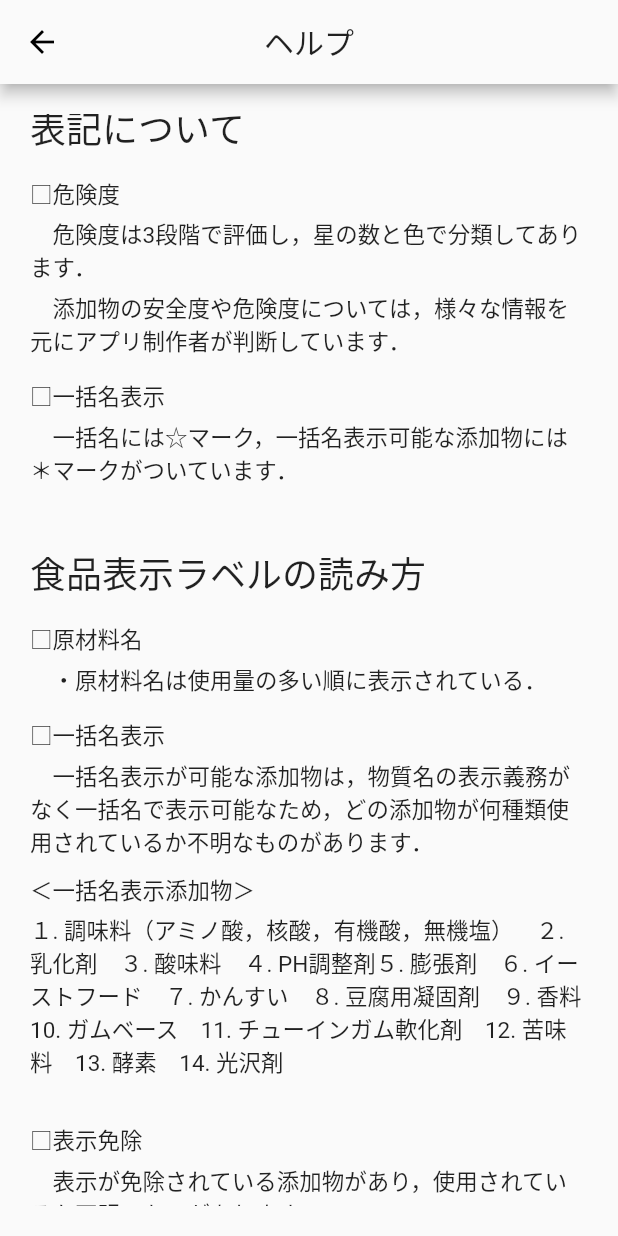
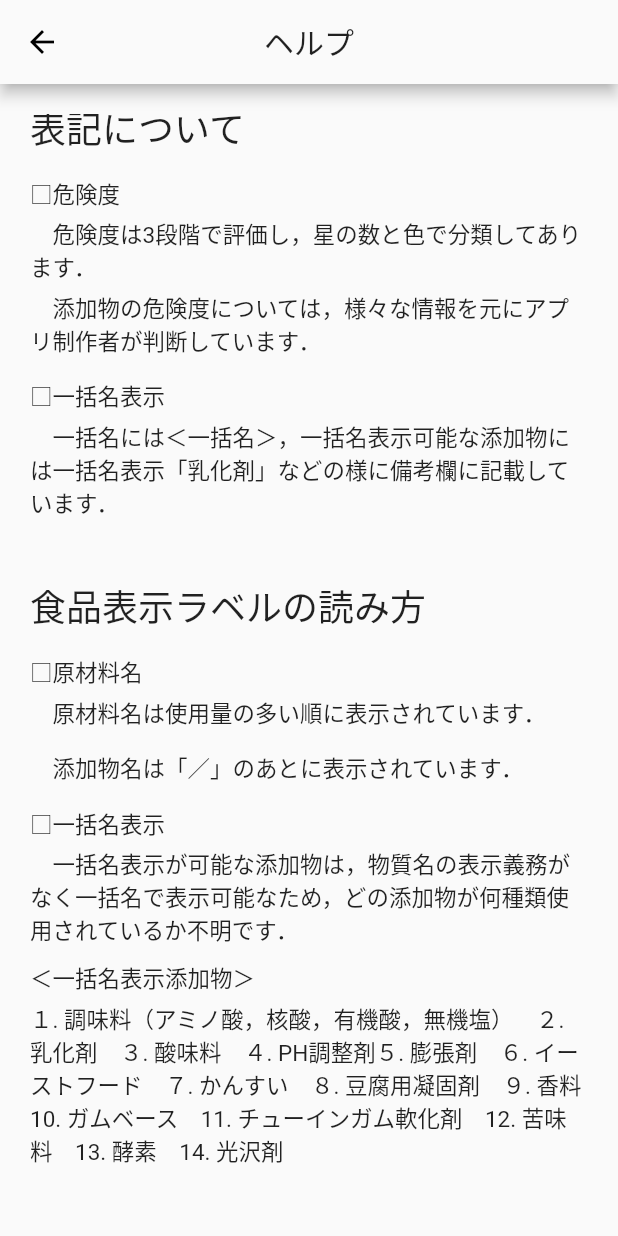
Before and after one commit to Natsuooo/tenka, a Flutter app: the HelpScreen screen opened by its route, scrolled down 576 dp, on a phone screen of 412 x 824 dp. Run offline on Flutter 3.47's test engine with Material 2 defaults, Android fonts, the phone set to English and light mode, and no system bars; our stand-ins replace shared_preferences, sqflite; accounts and stored records are empty.

Commit message:
before release

```diff
--- a/lib/Screens/Menus/help_screen.dart
+++ b/lib/Screens/Menus/help_screen.dart
@@ -23,7 +23,7 @@ class HelpScreen extends StatelessWidget {
               SizedBox(height: 10),
               Text('□カンタン検索'),
               SizedBox(height: 5),
-              Text('　収録された130以上の添加物から，簡単・高速に検索できます．'),
+              Text('　収録された添加物から，簡単・高速に検索できます．'),
               SizedBox(height: 15),
               Text('□Google検索'),
               SizedBox(height: 5),
@@ -51,11 +51,11 @@ class HelpScreen extends StatelessWidget {
               SizedBox(height: 5),
               Text('　危険度は3段階で評価し，星の数と色で分類してあります．'),
               SizedBox(height: 5),
-              Text('　添加物の安全度や危険度については，様々な情報を元にアプリ制作者が判断しています．'),
+              Text('　添加物の危険度については，様々な情報を元にアプリ制作者が判断しています．'),
               SizedBox(height: 15),
               Text('□一括名表示'),
               SizedBox(height: 5),
-              Text('　一括名には☆マーク，一括名表示可能な添加物には＊マークがついています．'),
+              Text('　一括名には＜一括名＞，一括名表示可能な添加物には一括名表示「乳化剤」などの様に備考欄に記載しています．'),
               SizedBox(height: 40),
               Text(
                 '食品表示ラベルの読み方',
@@ -64,12 +64,14 @@ class HelpScreen extends StatelessWidget {
               SizedBox(height: 15),
               Text('□原材料名'),
               SizedBox(height: 5),
-              Text('　・原材料名は使用量の多い順に表示されている．'),
+              Text('　原材料名は使用量の多い順に表示されています．'),
+              SizedBox(height: 15),
+              Text('　添加物名は「／」のあとに表示されています．'),
               SizedBox(height: 15),
               Text('□一括名表示'),
               SizedBox(height: 5),
               Text(
-                  '　一括名表示が可能な添加物は，物質名の表示義務がなく一括名で表示可能なため，どの添加物が何種類使用されているか不明なものがあります．'),
+                  '　一括名表示が可能な添加物は，物質名の表示義務がなく一括名で表示可能なため，どの添加物が何種類使用されているか不明です．'),
               SizedBox(height: 10),
               Text('＜一括名表示添加物＞'),
               SizedBox(height: 5),
@@ -78,7 +80,7 @@ class HelpScreen extends StatelessWidget {
               SizedBox(height: 30),
               Text('□表示免除'),
               SizedBox(height: 5),
-              Text('　表示が免除されている添加物があり，使用されているか不明のものがあります．'),
+              Text('　表示が免除されている添加物は，使用されているか不明です．'),
               SizedBox(height: 10),
               Text('＜表示免除添加物＞'),
               SizedBox(height: 5),
```
